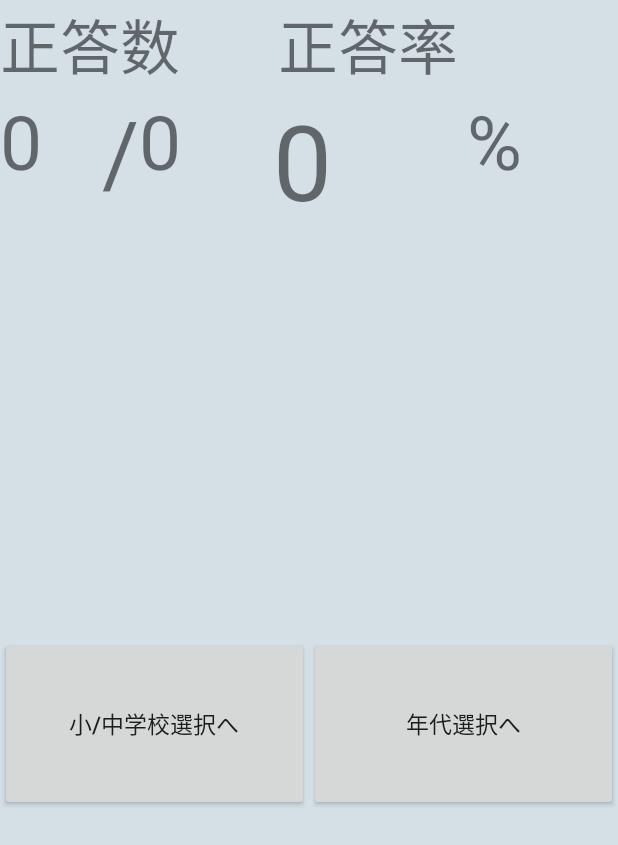
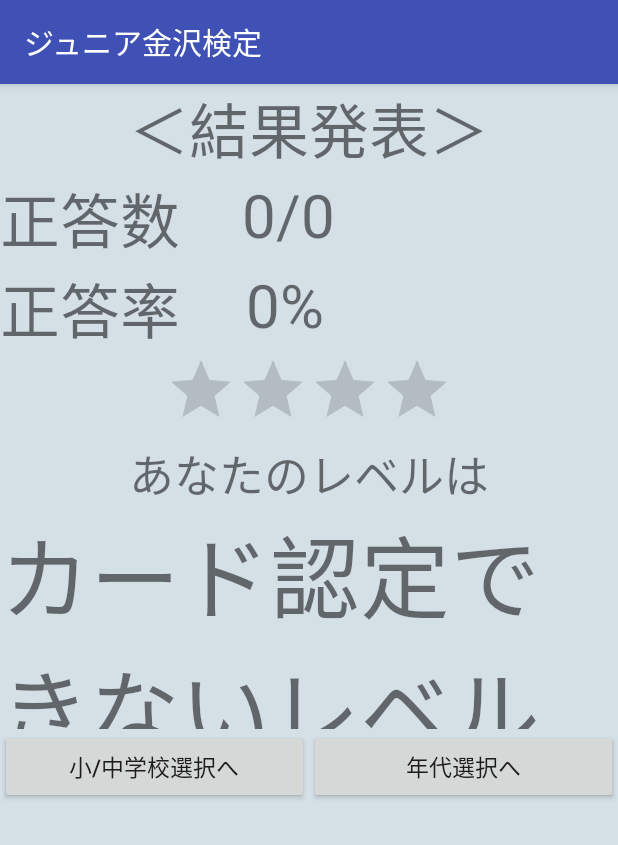
Before and after one commit to kiesproject/android-kanazawa-2016, an Android app: the QuizResult screen opened directly, with no data from a screen before it, on a phone screen of 412 x 824 dp. Shown: the top 845 px of the screen. Run offline under Robolectric (Android 15) with nearby library versions, the phone set to English and light mode, and no system bars.

Commit message:
MainActivityの改良

```diff
--- a/juniorkanazawa/app/src/main/java/com/higamasa/juniorkanazawa/AllQuizActivity.java
+++ b/juniorkanazawa/app/src/main/java/com/higamasa/juniorkanazawa/AllQuizActivity.java
@@ -330,9 +330,4 @@ public class AllQuizActivity extends Activity implements View.OnClickListener {
 
     }
 
-
-
-
-
-
 }
--- a/juniorkanazawa/app/src/main/java/com/higamasa/juniorkanazawa/QuizResult.java
+++ b/juniorkanazawa/app/src/main/java/com/higamasa/juniorkanazawa/QuizResult.java
@@ -5,6 +5,7 @@ import android.os.Bundle;
 import android.support.v7.app.AppCompatActivity;
 import android.view.View;
 import android.widget.Button;
+import android.widget.RatingBar;
 import android.widget.TextView;
 
 /**
@@ -13,20 +14,24 @@ import android.widget.TextView;
 
 public class QuizResult extends AppCompatActivity{
 
-	int correct;
-	int sNumber;
+	int correct;		//正解数
+	int sNumber;		//問題数
 
-	double percentage;
+	double percentage;	//正解率
 
+	private TextView nCorrect;
 	private TextView cStatement;
 	private TextView rStatement;
 
+	private TextView rCorrect;
 	private TextView pText;
+	private TextView percent;
 
-	private TextView gradingText;
+	private RatingBar bar;			//星判定
+	private TextView gradingText;	//レベル判定
 
-	private Button schoolButton;
-	private Button ageButton;
+	private Button schoolButton;	//学校選択
+	private Button ageButton;		//年代選択
 
 	@Override
 	protected void onCreate(Bundle savedInstanceState) {
@@ -37,15 +42,30 @@ public class QuizResult extends AppCompatActivity{
 		correct = intent.getIntExtra("correct",correct);
 		sNumber = intent.getIntExtra("sNumber",sNumber);
 
+		nCorrect = (TextView)findViewById(R.id.nCorrectView);
+		nCorrect.setText("正答数");
+
 		cStatement = (TextView)findViewById(R.id.correctView);
 		cStatement.setText(String.valueOf(correct));
 
 		rStatement = (TextView)findViewById(R.id.statementView);
 		rStatement.setText(String.valueOf(sNumber));
 
+		rCorrect = (TextView)findViewById(R.id.rCorrectView);
+		rCorrect.setText("正答率");
+
 		percentage = (double) correct/ (double) sNumber*100;
 		pText = (TextView)findViewById(R.id.percentageView);
 		pText.setText(String.valueOf(((int) percentage)));
+
+		percent = (TextView)findViewById(R.id.percentView);
+		percent.setText("%");
+
+		bar = (RatingBar)findViewById(R.id.ratingBar);
+		bar.setNumStars(4);
+		bar.setStepSize(1);
+		bar.setIsIndicator(false);
+		barJudge(bar,correct,sNumber);
 
 		gradingText = (TextView) findViewById(R.id.gradingView);
 		correctJudge(gradingText,correct, sNumber);
@@ -69,21 +89,48 @@ public class QuizResult extends AppCompatActivity{
 		});
 	}
 
-	public TextView correctJudge(TextView text,int correct, int nState){
-		if (correct/nState*100 == 100){
-			text.setText("ジュニア金沢検定に認定!!");
-	}
-		else if (correct/nState*100 < 100 && correct/nState*100 >= 90){
-			text.setText("ゴールドカードに認定!!");
+	//Rating Barの判定
+	public RatingBar barJudge(RatingBar rBar,int correct, int nState){
+		double c = (double)correct;		//double型のcorrect
+		double ns = (double)nState;		//double型のnState
+
+		if (c/ns*100 == 100){
+			rBar.setRating(4);
 		}
-		else if (correct/nState*100 < 90 && correct/nState*100 >= 80){
-			text.setText("シルバーカードに認定!!");
+		else if ((c/ns)*100 < 100 && (c/ns)*100 >= 90){
+			rBar.setRating(3);
 		}
-		else if (correct/nState*100 < 80 && correct/nState*100 >= 70){
-			text.setText("ブロンズカードに認定!!");
+		else if ((c/ns)*100 < 90 && (c/ns)*100 >= 80){
+			rBar.setRating(2);
+		}
+		else if ((c/ns)*100 < 80 && (c/ns)*100 >= 70){
+			rBar.setRating(1);
 		}
 		else{
-			text.setText("もう少し頑張ろう!!");
+			rBar.setRating(0);
+		}
+		return rBar;
+	}
+
+	//テスト結果の判定
+	public TextView correctJudge(TextView text,int correct, int nState){
+		double c = (double)correct;		//double型のcorrect
+		double ns = (double)nState;		//double型のnState
+
+		if (c/ns*100 == 100){
+			text.setText("ジュニア金沢検定認定レベルです!!");
+		}
+		else if ((c/ns)*100 < 100 && (c/ns)*100 >= 90){
+			text.setText("ゴールドカード認定レベルです!!");
+		}
+		else if ((c/ns)*100 < 90 && (c/ns)*100 >= 80){
+			text.setText("シルバーカード認定レベルです!!");
+		}
+		else if ((c/ns)*100 < 80 && (c/ns)*100 >= 70){
+			text.setText("ブロンズカード認定レベルです!!");
+		}
+		else{
+			text.setText("カード認定できないレベルです…");
 		}
 		return text;
 	}
--- a/juniorkanazawa/app/src/main/res/layout/resurt_quiz.xml
+++ b/juniorkanazawa/app/src/main/res/layout/resurt_quiz.xml
@@ -11,102 +11,135 @@
     <LinearLayout
         android:layout_width="match_parent"
         android:layout_height="wrap_content"
-        android:orientation="horizontal"
-        android:weightSum="1">
+        android:orientation="vertical">
 
         <TextView
+            android:layout_width="match_parent"
+            android:layout_height="wrap_content"
+            android:gravity="center"
+            android:text="＜結果発表＞"
+            android:textSize="40dp"/>
+    </LinearLayout>
+
+    <LinearLayout
+        android:layout_width="match_parent"
+        android:layout_height="wrap_content"
+        android:orientation="horizontal"
+        android:weightSum="4">
+
+        <TextView
+            android:layout_width="wrap_content"
+            android:layout_height="match_parent"
+            android:id="@+id/nCorrectView"
+            android:gravity="right"
             android:text="正答数"
             android:textSize="40sp"
-            android:layout_width="185dp"
-            android:layout_height="wrap_content"
+            />
+        <TextView
+            android:layout_width="wrap_content"
+            android:layout_height="match_parent"
+            android:id="@+id/correctView"
+            android:gravity="right"
+            android:textSize="40sp"
+            android:layout_weight="0.72"/>
+
+        <TextView
+            android:text="/"
+            android:layout_width="wrap_content"
+            android:layout_height="match_parent"
+            android:textSize="40sp"
             />
 
         <TextView
+            android:layout_width="wrap_content"
+            android:layout_height="match_parent"
+            android:id="@+id/statementView"
+            android:gravity="left"
+            android:textSize="40sp"
+            android:layout_weight="1.13"/>
+
+    </LinearLayout>
+
+    <LinearLayout
+        android:layout_width="match_parent"
+        android:layout_height="wrap_content"
+        android:orientation="horizontal"
+        android:weightSum="5">
+
+        <TextView
+            android:layout_width="wrap_content"
+            android:layout_height="match_parent"
+            android:id="@+id/rCorrectView"
+            android:gravity="right"
             android:text="正答率"
+            android:textSize="40sp"/>
+
+        <TextView
+            android:layout_width="wrap_content"
+            android:layout_height="match_parent"
+            android:id="@+id/percentageView"
             android:textSize="40sp"
-            android:layout_width="match_parent"
-            android:layout_height="wrap_content"
+            android:gravity="right"
+            android:layout_weight="0.93"/>
+
+        <TextView
+            android:text="%"
+            android:layout_width="wrap_content"
+            android:layout_height="match_parent"
+            android:id="@+id/percentView"
+            android:textSize="40sp"
+            android:layout_gravity="left"
             />
 
     </LinearLayout>
 
     <LinearLayout
         android:layout_width="match_parent"
-        android:layout_height="75dp"
-        android:orientation="horizontal"
-        android:weightSum="1">
+        android:layout_height="250dp"
+        android:orientation="vertical">
 
-        <TextView
-            android:layout_width="5dp"
-            android:layout_height="match_parent"
-            android:id="@+id/correctView"
-            android:textSize="50sp"
-            android:layout_weight="0.21"/>
-
-        <TextView
-            android:text="/"
+        <RatingBar
             android:layout_width="wrap_content"
-            android:layout_height="match_parent"
-            android:textSize="60sp"
+            android:layout_height="wrap_content"
+            android:id="@+id/ratingBar"
+            android:layout_gravity="center"
             />
 
         <TextView
-            android:layout_width="5dp"
-            android:layout_height="match_parent"
-            android:id="@+id/statementView"
-            android:textSize="50sp"
-            android:layout_weight="0.28"/>
-
-        <TextView
-            android:layout_width="wrap_content"
-            android:layout_height="match_parent"
-            android:id="@+id/percentageView"
-            android:textSize="70sp"
-            android:layout_weight="0.30"/>
-
-        <TextView
-            android:text="%"
-            android:layout_width="wrap_content"
-            android:layout_height="match_parent"
-            android:textSize="50sp"
+            android:layout_width="match_parent"
+            android:layout_height="wrap_content"
+            android:text="あなたのレベルは"
+            android:gravity="center"
+            android:textSize="30sp"
             />
-
-    </LinearLayout>
-
-    <LinearLayout
-        android:layout_width="match_parent"
-        android:layout_height="wrap_content"
-        android:orientation="vertical"
-        android:layout_weight="0.41"
-        android:weightSum="1">
 
         <TextView
             android:layout_width="match_parent"
             android:layout_height="match_parent"
             android:id="@+id/gradingView"
-            android:textSize="70sp"
-            android:layout_weight="1.60"/>
+            android:textSize="60sp"
+            android:layout_weight="1"/>
     </LinearLayout>
 
     <LinearLayout
         android:layout_width="match_parent"
         android:layout_height="wrap_content"
         android:orientation="horizontal"
-        android:layout_weight="0.01"
         >
+
         <Button
             android:text="小/中学校選択へ"
             android:textSize="15sp"
-            android:layout_width="100dp"
-            android:layout_height="116dp"
+            android:layout_width="match_parent"
+            android:layout_height="50dp"
             android:id="@+id/schoolButton"
             android:layout_weight="1"/>
 
         <Button
             android:text="年代選択へ"
             android:textSize="15sp"
-            android:layout_width="100dp"
-            android:layout_height="116dp"
+            android:layout_width="match_parent"
+            android:layout_height="50dp"
             android:id="@+id/ageButton"
             android:layout_weight="1"/>
     </LinearLayout>
```
Also changed, not shown: juniorkanazawa/app/src/main/AndroidManifest.xml (+6 -6 lines), juniorkanazawa/app/src/main/java/com/higamasa/juniorkanazawa/MainActivity.java (+12 -2 lines), juniorkanazawa/app/src/main/java/com/higamasa/juniorkanazawa/QuizActivity.java (+0 -11 lines), juniorkanazawa/app/src/main/res/layout/activity_main.xml (+35 -10 lines), juniorkanazawa/app/src/main/res/layout/content_quiz.xml (+2 -9 lines), juniorkanazawa/app/src/main/res/drawable/elebutton.png (added), juniorkanazawa/app/src/main/res/drawable/jubutton.png (added), juniorkanazawa/app/src/main/res/drawable/title.png (added).
